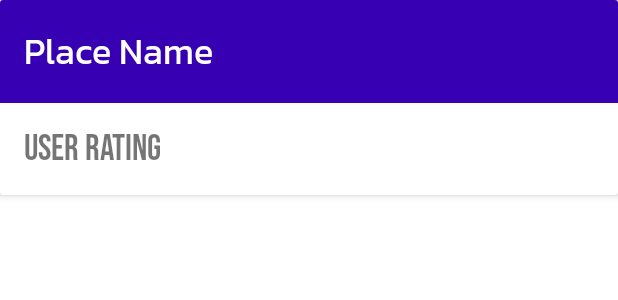
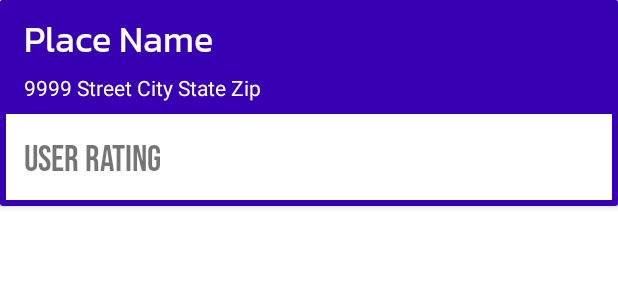
Before and after one commit to hastangbugoya/MyAPIApplication, an Android app: the layout place_item_layout.xml on its own in the app's theme, with its tools: preview values and no code run, on a phone screen of 412 x 824 dp. Shown: the top 300 px of the screen. Run offline under Robolectric (Android 15) with nearby library versions, the phone set to English and light mode, and no system bars.

```diff
--- a/app/src/main/java/com/example/myapiapplication/view/PlacesRecyclerAdapter.kt
+++ b/app/src/main/java/com/example/myapiapplication/view/PlacesRecyclerAdapter.kt
@@ -30,6 +30,7 @@ class PlacesRecyclerAdapter : RecyclerView.Adapter<PlacesRecyclerAdapter.PlacesV
             holder.itemView.apply {
                 this.findViewById<TextView>(R.id.place_item_name).text = it.name
                 this.findViewById<TextView>(R.id.place_item_user_rating_textview).text = String.format(context.getString(R.string.ratings_format),it.rating)
+                this.findViewById<TextView>(R.id.street_address_textview).text = it.vicinity
             }
         }
     }
--- a/app/src/main/res/drawable/place_item_cardview_background.xml
+++ b/app/src/main/res/drawable/place_item_cardview_background.xml
@@ -1,6 +1,6 @@
 <?xml version="1.0" encoding="utf-8"?>
 <shape xmlns:android="http://schemas.android.com/apk/res/android">
-    <stroke android:color="@color/purple_700" android:width="10dp">
+    <stroke android:color="@color/purple_700" android:width="4dp">
     </stroke>
     <solid android:color="@color/white">
     </solid>
--- a/app/src/main/res/layout/category_spinner_item_background.xml
+++ b/app/src/main/res/layout/category_spinner_item_background.xml
@@ -15,5 +15,6 @@
         app:layout_constraintBottom_toBottomOf="parent"
         app:layout_constraintEnd_toEndOf="parent"
         app:layout_constraintStart_toStartOf="parent"
+        android:textAllCaps="true"
         />
 </androidx.constraintlayout.widget.ConstraintLayout>
--- a/app/src/main/res/layout/place_item_layout.xml
+++ b/app/src/main/res/layout/place_item_layout.xml
@@ -6,13 +6,13 @@
     android:id="@+id/place_item_cardview"
     android:layout_width="match_parent"
     android:layout_height="wrap_content"
-    android:layout_marginBottom="4dp"
-    android:background="@drawable/place_item_cardview_background">
+    android:layout_marginBottom="4dp">
 
     <androidx.constraintlayout.widget.ConstraintLayout
         android:id="@+id/place_item_constraint"
         android:layout_width="match_parent"
-        android:layout_height="wrap_content">
+        android:layout_height="wrap_content"
+        android:background="@drawable/place_item_cardview_background">
 
         <androidx.appcompat.widget.AppCompatTextView
             android:id="@+id/place_item_name"
@@ -21,17 +21,34 @@
             android:layout_height="wrap_content"
             app:layout_constraintTop_toTopOf="parent"
             app:layout_constraintStart_toStartOf="parent"
-            android:padding="16dp"
+            android:paddingTop="8dp"
+            android:paddingStart="16dp"
+            android:paddingEnd="16dp"
+            android:paddingBottom="4dp"
             tools:text="Place Name"
             android:background="@color/purple_700"
             android:textColor="@color/white"
+            />
+        <com.google.android.material.textview.MaterialTextView
+            android:id="@+id/street_address_textview"
+            android:layout_width="match_parent"
+            android:layout_height="wrap_content"
+            app:layout_constraintTop_toBottomOf="@id/place_item_name"
+            app:layout_constraintBottom_toTopOf="@id/place_item_user_rating_textview"
+            android:background="@color/purple_700"
+            android:textColor="@color/white"
+            android:layout_margin="0dp"
+            tools:text="9999 Street City State Zip"
+            android:paddingStart="16dp"
+            android:paddingEnd="16dp"
+            android:paddingBottom="8dp"
             />
         <androidx.appcompat.widget.AppCompatTextView
             android:id="@+id/place_item_user_rating_textview"
             style="@style/ratings_text_style"
             android:layout_width="match_parent"
             android:layout_height="wrap_content"
-            app:layout_constraintTop_toBottomOf="@id/place_item_name"
+            app:layout_constraintTop_toBottomOf="@id/street_address_textview"
             app:layout_constraintStart_toStartOf="parent"
             app:layout_constraintEnd_toEndOf="parent"
             android:padding="16dp"
```
Also changed, not shown: app/src/main/java/com/example/myapiapplication/view/MainActivity.kt (+20 -20 lines).
